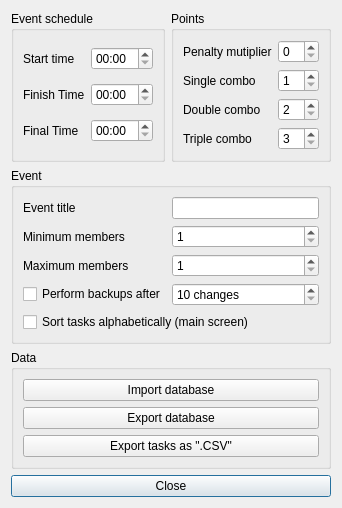
Old version of the form trunk/gui_settings.ui in the repository FrankMamuda/ketoevent.
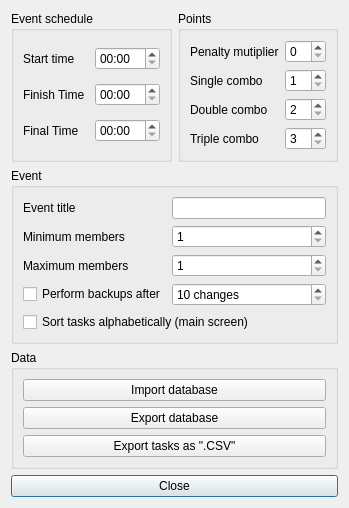
New version of the form. Icons and pictures are not drawn.

```diff
--- a/trunk/gui_settings.ui
+++ b/trunk/gui_settings.ui
@@ -6,7 +6,7 @@
    <rect>
     <x>0</x>
     <y>0</y>
-    <width>342</width>
+    <width>349</width>
     <height>485</height>
    </rect>
   </property>
```
Left out of the diff: 352 changed lines with no effect on the pictures.
